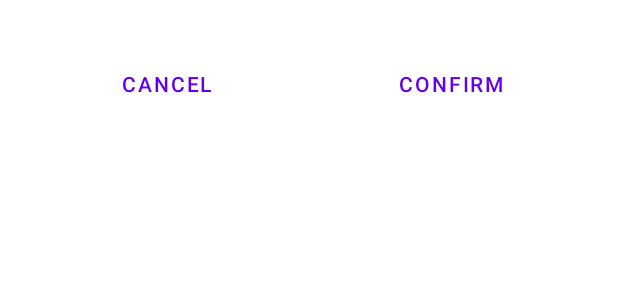
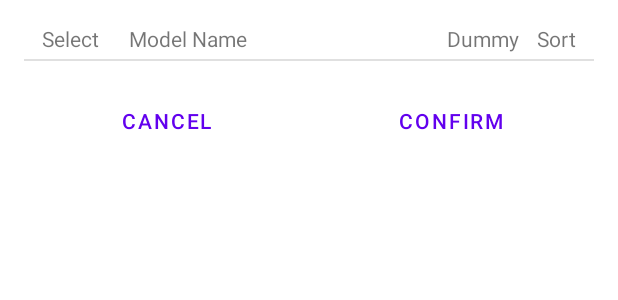
Before and after one commit to mstisb58/AnyAICam, an Android app: the layout dialog_processor_selection.xml on its own in the app's theme, with its tools: preview values and no code run, on a phone screen of 412 x 824 dp. Shown: the top 300 px of the screen. Run offline under Robolectric (Android 15) with nearby library versions, the phone set to English and light mode, and no system bars.

Commit message:
20250904 ver.3.2 ダミープレビューを追加

```diff
--- a/app/src/main/AndroidManifest.xml
+++ b/app/src/main/AndroidManifest.xml
@@ -16,7 +16,7 @@
         android:label="@string/app_name"
         android:roundIcon="@mipmap/ic_launcher_round"
         android:supportsRtl="true"
-        android:theme="@style/Theme.MPdetector"
+        android:theme="@style/Theme.AnyAICam"
         tools:targetApi="31">
 
         <!-- configChangesを削除 -->
--- a/app/src/main/java/com/example/AnyAICam/models/face_detector/ImgAnalyzer.kt
+++ b/app/src/main/java/com/example/AnyAICam/models/face_detector/ImgAnalyzer.kt
@@ -19,6 +19,7 @@ import org.opencv.imgproc.Imgproc
 class ImgAnalyzer : ImgProcessor {
     override val name: String = "Face"
     override val saveDirectoryName: String = "FaceDetector"
+    override var isDummyPreviewEnabled: Boolean = false
 
     private var faceLandmarker: FaceLandmarker? = null
     private val LANDMARK_COLOR = Scalar(0.0, 255.0, 0.0) // Green
--- a/app/src/main/java/com/example/AnyAICam/models/pose_detector/ImgAnalyzer.kt
+++ b/app/src/main/java/com/example/AnyAICam/models/pose_detector/ImgAnalyzer.kt
@@ -22,6 +22,7 @@ class ImgAnalyzer : ImgProcessor {
     // 内部的な名前と保存ディレクトリ名のみ変更
     override val name: String = "Pose"
     override val saveDirectoryName: String = "PoseDetector"
+    override var isDummyPreviewEnabled: Boolean = false
 
     private var poseLandmarker: PoseLandmarker? = null
 
--- a/app/src/main/java/com/example/AnyAICam/models/raw/ImgAnalyzer.kt
+++ b/app/src/main/java/com/example/AnyAICam/models/raw/ImgAnalyzer.kt
@@ -12,6 +12,7 @@ import org.opencv.core.Mat
 class ImgAnalyzer : ImgProcessor {
     override val name: String = "Raw"
     override val saveDirectoryName: String = "Raw"
+    override var isDummyPreviewEnabled: Boolean = false
 
     /**
      * リアルタイム表示用の処理。
--- a/app/src/main/java/com/example/AnyAICam/models/tongue_detector/ImgAnalyzer.kt
+++ b/app/src/main/java/com/example/AnyAICam/models/tongue_detector/ImgAnalyzer.kt
@@ -18,6 +18,7 @@ import kotlin.math.*
 class ImgAnalyzer : ImgProcessor {
     override val name: String = "Tongue"
     override val saveDirectoryName: String = "TongueDetector"
+    override var isDummyPreviewEnabled: Boolean = false
 
     private var faceLandmarker: FaceLandmarker? = null
     private var tfliteHelper: TfliteHelper? = null // TfliteHelperを追加
@@ -88,7 +89,8 @@ class ImgAnalyzer : ImgProcessor {
                 }
                 rotatedMat.release()
 
-                status = result == 0 // resultが0の場合のみstatusがtrue
+                //status = result == 0 // ai判定実装時、resultが0の場合のみstatusがtrueを返す
+                status = true //ダミーで常にtrueを返す
 
                 // Draw the box on the output frame
                 val color = if (status) Scalar(0.0, 255.0, 0.0) else Scalar(255.0, 0.0, 0.0) // Green for true, Blue for false
--- a/app/src/main/java/com/example/AnyAICam/models/wink_detector/ImgAnalyzer.kt
+++ b/app/src/main/java/com/example/AnyAICam/models/wink_detector/ImgAnalyzer.kt
@@ -9,6 +9,7 @@ import org.opencv.imgproc.Imgproc
 class ImgAnalyzer : ImgProcessor {
     override val name: String = "Wink"
     override val saveDirectoryName: String = "WinkDetector"
+    override var isDummyPreviewEnabled: Boolean = false
 
     override fun processFrameForDisplay(frame: Mat): Pair<Mat, Boolean> {
         // 入力されたMatのクローンを作成し、副作用を防ぐ
--- a/app/src/main/res/drawable/ic_shutter.xml
+++ b/app/src/main/res/drawable/ic_shutter.xml
@@ -14,7 +14,8 @@
         android:bottom="12dp"
         android:left="12dp"
         android:right="12dp"
-        android:top="12dp">
+        android:top="12dp"
+        >
         <shape android:shape="oval">
             <solid android:color="@android:color/white" />
         </shape>
--- a/app/src/main/res/layout/dialog_processor_selection.xml
+++ b/app/src/main/res/layout/dialog_processor_selection.xml
@@ -4,6 +4,49 @@
     android:layout_height="wrap_content"
     android:orientation="vertical"
     android:padding="16dp">
+
+    <LinearLayout
+        android:layout_width="match_parent"
+        android:layout_height="wrap_content"
+        android:gravity="center_vertical"
+        android:orientation="horizontal"
+        android:paddingStart="12dp"
+        android:paddingEnd="12dp"
+        android:paddingBottom="4dp">
+
+        <TextView
+            style="?android:attr/textAppearanceSmall"
+            android:layout_width="wrap_content"
+            android:layout_height="wrap_content"
+            android:text="Select" />
+
+        <TextView
+            style="?android:attr/textAppearanceSmall"
+            android:layout_width="0dp"
+            android:layout_height="wrap_content"
+            android:layout_weight="1"
+            android:paddingStart="20dp"
+            android:text="Model Name" />
+
+        <TextView
+            style="?android:attr/textAppearanceSmall"
+            android:layout_width="wrap_content"
+            android:layout_height="wrap_content"
+            android:paddingEnd="12dp"
+            android:text="Dummy" />
+
+        <TextView
+            style="?android:attr/textAppearanceSmall"
+            android:layout_width="wrap_content"
+            android:layout_height="wrap_content"
+            android:text="Sort" />
+
+    </LinearLayout>
+
+    <View
+        android:layout_width="match_parent"
+        android:layout_height="1dp"
+        android:background="?android:attr/listDivider" />
 
     <androidx.recyclerview.widget.RecyclerView
         android:id="@+id/processor_recycler_view"
--- a/app/src/main/res/values/themes.xml
+++ b/app/src/main/res/values/themes.xml
@@ -1,6 +1,6 @@
 <resources xmlns:tools="http://schemas.android.com/tools">
     <!-- Base application theme. -->
-    <style name="Theme.MPdetector" parent="Theme.MaterialComponents.DayNight.DarkActionBar">
+    <style name="Theme.AnyAICam" parent="Theme.MaterialComponents.DayNight.DarkActionBar">
         <!-- Primary brand color. -->
         <item name="colorPrimary">@color/purple_500</item>
         <item name="colorPrimaryVariant">@color/purple_700</item>
--- a/build.gradle.kts
+++ b/build.gradle.kts
@@ -1,5 +1,5 @@
 // Top-level build file where you can add configuration options common to all sub-projects/modules.
 plugins {
-    id("com.android.application") version "8.11.1" apply false
+    id("com.android.application") version "8.12.2" apply false
     id("org.jetbrains.kotlin.android") version "1.9.22" apply false
 }
--- a/settings.gradle.kts
+++ b/settings.gradle.kts
@@ -19,5 +19,5 @@ dependencyResolutionManagement {
     }
 }
 
-rootProject.name = "MPdetector"
+rootProject.name = "AnyAICam"
 include(":app")
```
Also changed, not shown: app/src/main/java/com/example/AnyAICam/ImgProcessor.kt (+8 -0 lines), app/src/main/java/com/example/AnyAICam/PreviewFragment.kt (+25 -11 lines), app/src/main/java/com/example/AnyAICam/ProcessorSelectionDialogFragment.kt (+31 -5 lines), app/src/main/res/layout/list_item_processor.xml (+16 -5 lines), 2 other files.
